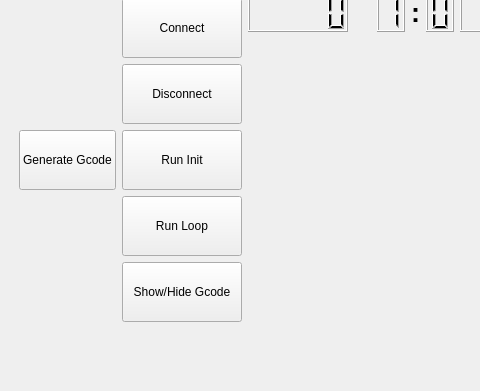
Above: VentUI.ui from jibonaronno/Rhythm before the change; both pictures show x 0 to 480 and y 209 to 600 of the 1024 by 600 pixel window. Below: the same form after it.
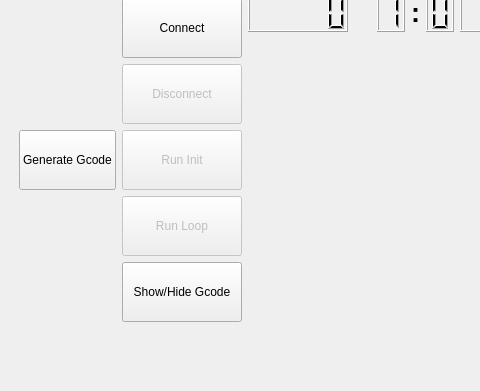
That is the form after the change.

The edit to the form file:
```diff
--- a/VentUI.ui
+++ b/VentUI.ui
@@ -73,7 +73,7 @@
           <item row="7" column="1">
            <widget class="QPushButton" name="runloop">
             <property name="enabled">
-             <bool>true</bool>
+             <bool>false</bool>
             </property>
             <property name="minimumSize">
              <size>
@@ -102,7 +102,7 @@
           <item row="6" column="1">
            <widget class="QPushButton" name="btninit">
             <property name="enabled">
-             <bool>true</bool>
+             <bool>false</bool>
             </property>
             <property name="minimumSize">
              <size>
@@ -118,7 +118,7 @@
           <item row="4" column="1">
            <widget class="QPushButton" name="disconnect">
             <property name="enabled">
-             <bool>true</bool>
+             <bool>false</bool>
             </property>
             <property name="minimumSize">
              <size>
```
Left out of the diff: 3 changed lines with no effect on the pictures.
